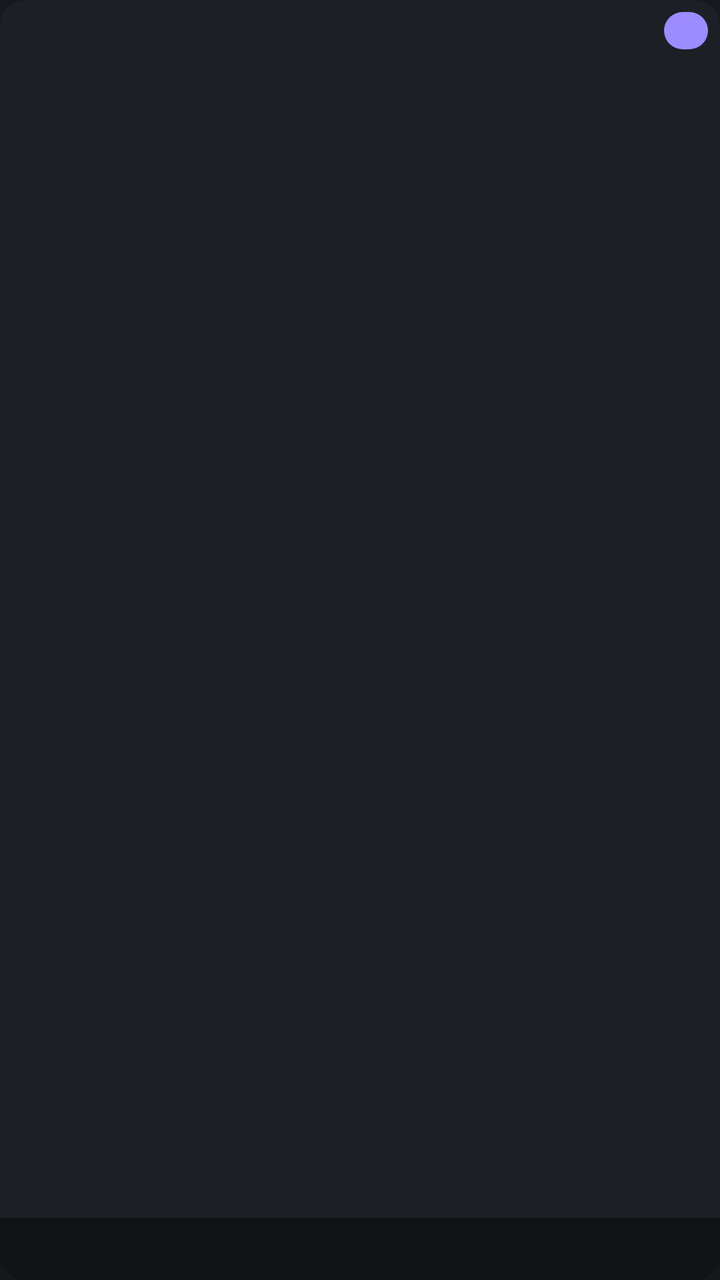
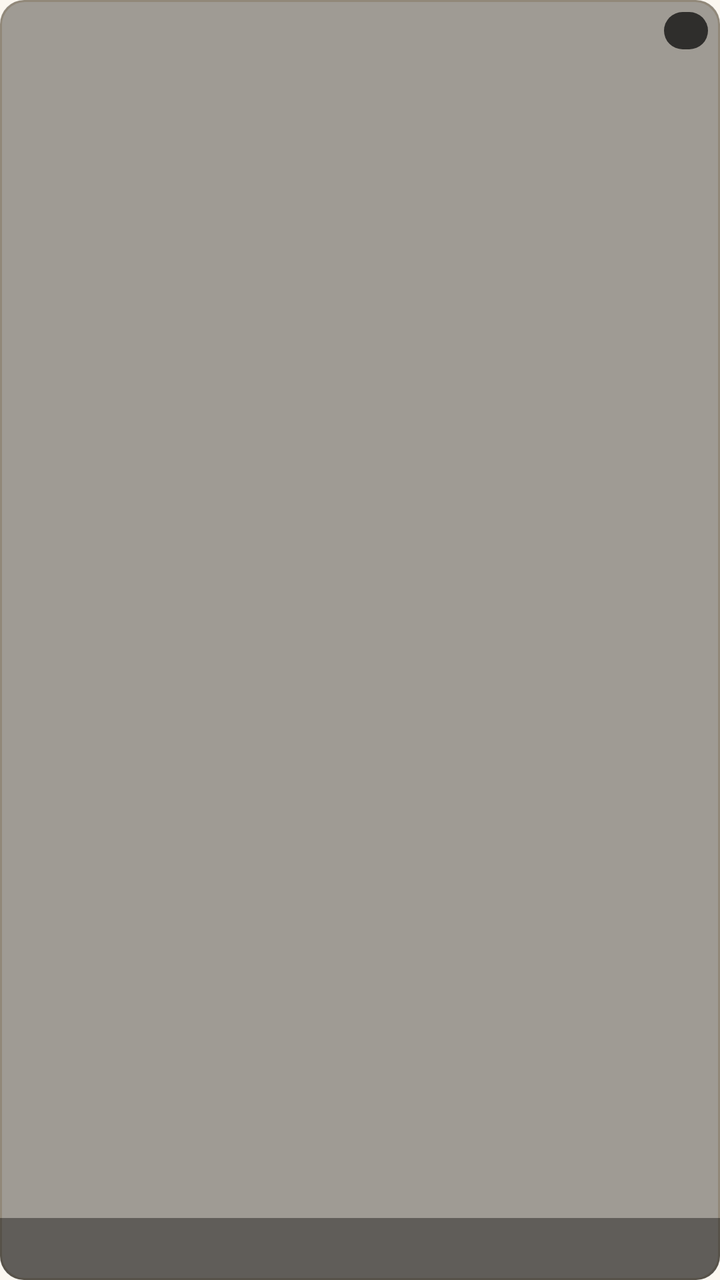

An Android layout rendered at two revisions. The XML below is the earlier revision; the diff shows what the commit changed to produce the second picture.
<!-- AndroidManifest.xml: application theme Theme.MoodBoard -->
<!-- res/layout/item_mood_bucket.xml -->
<?xml version="1.0" encoding="utf-8"?>
<FrameLayout xmlns:android="http://schemas.android.com/apk/res/android"
    android:layout_width="match_parent"
    android:layout_height="140dp"
    android:layout_margin="6dp"
    android:background="@drawable/card_bg"
    android:clipToOutline="true">

    <ImageView
        android:id="@+id/bucketCover"
        android:layout_width="match_parent"
        android:layout_height="match_parent"
        android:scaleType="centerCrop"
        android:contentDescription="@string/cd_mood" />

    <View
        android:layout_width="match_parent"
        android:layout_height="match_parent"
        android:background="#59000000" />

    <TextView
        android:id="@+id/bucketEmoji"
        android:layout_width="wrap_content"
        android:layout_height="wrap_content"
        android:layout_gravity="center"
        android:textSize="34sp" />

    <TextView
        android:id="@+id/bucketLabel"
        android:layout_width="match_parent"
        android:layout_height="wrap_content"
        android:layout_gravity="bottom"
        android:background="#66000000"
        android:gravity="center"
        android:padding="6dp"
        android:textColor="@color/white"
        android:textAppearance="?attr/textAppearanceLabelLarge" />

    <TextView
        android:id="@+id/bucketCount"
        android:layout_width="wrap_content"
        android:layout_height="wrap_content"
        android:layout_gravity="top|end"
        android:layout_margin="6dp"
        android:background="@drawable/mood_btn_bg"
        android:minWidth="22dp"
        android:paddingStart="7dp"
        android:paddingEnd="7dp"
        android:paddingTop="2dp"
        android:paddingBottom="2dp"
        android:gravity="center"
        android:textColor="@color/white"
        android:textAppearance="?attr/textAppearanceLabelSmall" />
</FrameLayout>
<!-- resources referenced by this layout -->
<resources>
  <color name="white">#FFFFFFFF</color>
  <!-- drawable card_bg (drawable) -->
  <shape xmlns:android="http://schemas.android.com/apk/res/android" android:shape="rectangle">
      <solid android:color="@color/md_surface_variant"/><corners android:radius="12dp"/>
  </shape>
  <!-- drawable mood_btn_bg (drawable) -->
  <selector xmlns:android="http://schemas.android.com/apk/res/android">
      <item android:state_pressed="true"><shape android:shape="rectangle"><solid android:color="#FF6A48F0"/><corners android:radius="20dp"/></shape></item>
      <item><shape android:shape="rectangle"><solid android:color="@color/kb_accent"/><corners android:radius="20dp"/></shape></item>
  </selector>
  <string name="cd_mood">Scan mood</string>
  <style name="Theme.MoodBoard" parent="Theme.Material3.DayNight.NoActionBar">
          <item name="colorPrimary">@color/md_primary</item>
          <item name="colorOnPrimary">@color/md_on_primary</item>
          <item name="colorPrimaryContainer">@color/md_primary_container</item>
          <item name="colorOnPrimaryContainer">@color/md_on_primary_container</item>
          <item name="colorSecondary">@color/md_secondary</item>
          <item name="colorOnSecondary">@color/md_on_secondary</item>
          <item name="colorSurface">@color/md_surface</item>
          <item name="colorOnSurface">@color/md_on_surface</item>
          <item name="colorSurfaceVariant">@color/md_surface_variant</item>
          <item name="colorOnSurfaceVariant">@color/md_on_surface_variant</item>
          <item name="colorOutline">@color/md_outline</item>
          <item name="colorOutlineVariant">@color/md_outline_variant</item>
          <item name="colorError">@color/md_error</item>
          <item name="colorOnError">@color/md_on_error</item>
          <item name="android:colorBackground">@color/md_surface</item>
          <item name="android:windowBackground">@color/md_surface</item>
          <item name="colorControlNormal">@color/md_on_surface_variant</item>
          <item name="shapeAppearanceSmallComponent">@style/ShapeAppearance.MoodBoard.Small</item>
          <item name="shapeAppearanceMediumComponent">@style/ShapeAppearance.MoodBoard.Medium</item>
      </style>
  <color name="md_surface_variant">#FF2B2F38</color>
  <color name="kb_accent">@color/md_primary</color>
  <color name="md_primary">#FF9C8CFF</color>
  <color name="md_on_primary">#FF2B1F66</color>
  <color name="md_primary_container">#FF483A99</color>
  <color name="md_on_primary_container">#FFE4DEFF</color>
  <color name="md_secondary">#FFC7C0DD</color>
  <color name="md_on_secondary">#FF302B49</color>
  <color name="md_surface">#FF16181D</color>
  <color name="md_on_surface">#FFE7E7EC</color>
  <color name="md_on_surface_variant">#FFB9BEC9</color>
  <color name="md_outline">#FF8A909C</color>
  <color name="md_outline_variant">#FF3A3F4B</color>
  <color name="md_error">#FFFF6B6B</color>
  <color name="md_on_error">#FF2B0A0A</color>
  <style name="ShapeAppearance.MoodBoard.Small" parent="ShapeAppearance.Material3.SmallComponent">
          <item name="cornerSize">8dp</item>
      </style>
  <style name="ShapeAppearance.MoodBoard.Medium" parent="ShapeAppearance.Material3.MediumComponent">
          <item name="cornerSize">12dp</item>
      </style>
</resources>

<!-- the commit's change to res/layout/item_mood_bucket.xml (unified diff, before → after) -->
@@ -42,7 +42,7 @@
         android:layout_height="wrap_content"
         android:layout_gravity="top|end"
         android:layout_margin="6dp"
-        android:background="@drawable/mood_btn_bg"
+        android:background="@drawable/chip_pill_dark"
         android:minWidth="22dp"
         android:paddingStart="7dp"
         android:paddingEnd="7dp"
<!-- resource entries referenced after the edit -->
@@ -3,13 +3,15 @@
   <color name="white">#FFFFFFFF</color>
   <!-- drawable card_bg (drawable) -->
   <shape xmlns:android="http://schemas.android.com/apk/res/android" android:shape="rectangle">
-      <solid android:color="@color/md_surface_variant"/><corners android:radius="12dp"/>
+      <solid android:color="@color/md_surface_container"/>
+      <corners android:radius="12dp"/>
+      <stroke android:width="1dp" android:color="@color/md_outline_variant"/>
   </shape>
-  <!-- drawable mood_btn_bg (drawable) -->
-  <selector xmlns:android="http://schemas.android.com/apk/res/android">
-      <item android:state_pressed="true"><shape android:shape="rectangle"><solid android:color="#FF6A48F0"/><corners android:radius="20dp"/></shape></item>
-      <item><shape android:shape="rectangle"><solid android:color="@color/kb_accent"/><corners android:radius="20dp"/></shape></item>
-  </selector>
+  <!-- drawable chip_pill_dark (drawable) -->
+  <shape xmlns:android="http://schemas.android.com/apk/res/android" android:shape="rectangle">
+      <solid android:color="#B3000000"/>
+      <corners android:radius="999dp"/>
+  </shape>
   <string name="cd_mood">Scan mood</string>
   <style name="Theme.MoodBoard" parent="Theme.Material3.DayNight.NoActionBar">
           <item name="colorPrimary">@color/md_primary</item>
@@ -32,21 +34,21 @@
           <item name="shapeAppearanceSmallComponent">@style/ShapeAppearance.MoodBoard.Small</item>
           <item name="shapeAppearanceMediumComponent">@style/ShapeAppearance.MoodBoard.Medium</item>
       </style>
-  <color name="md_surface_variant">#FF2B2F38</color>
-  <color name="kb_accent">@color/md_primary</color>
-  <color name="md_primary">#FF9C8CFF</color>
-  <color name="md_on_primary">#FF2B1F66</color>
-  <color name="md_primary_container">#FF483A99</color>
-  <color name="md_on_primary_container">#FFE4DEFF</color>
-  <color name="md_secondary">#FFC7C0DD</color>
-  <color name="md_on_secondary">#FF302B49</color>
-  <color name="md_surface">#FF16181D</color>
-  <color name="md_on_surface">#FFE7E7EC</color>
-  <color name="md_on_surface_variant">#FFB9BEC9</color>
-  <color name="md_outline">#FF8A909C</color>
-  <color name="md_outline_variant">#FF3A3F4B</color>
-  <color name="md_error">#FFFF6B6B</color>
-  <color name="md_on_error">#FF2B0A0A</color>
+  <color name="md_surface_container">#FFF4EEE3</color>
+  <color name="md_surface_variant">#FFF0E6D6</color>
+  <color name="md_primary">#FFA15D0A</color>
+  <color name="md_on_primary">#FFFFFBF3</color>
+  <color name="md_primary_container">#FFFBE4C0</color>
+  <color name="md_on_primary_container">#FF5A3400</color>
+  <color name="md_secondary">#FF8A5A22</color>
+  <color name="md_on_secondary">#FFFFFBF3</color>
+  <color name="md_surface">#FFFBF7F0</color>
+  <color name="md_on_surface">#FF241C12</color>
+  <color name="md_on_surface_variant">#FF6B5D4C</color>
+  <color name="md_outline">#FFA6957C</color>
+  <color name="md_outline_variant">#FFDED0BA</color>
+  <color name="md_error">#FFC22F35</color>
+  <color name="md_on_error">#FFFFFBF3</color>
   <style name="ShapeAppearance.MoodBoard.Small" parent="ShapeAppearance.Material3.SmallComponent">
           <item name="cornerSize">8dp</item>
       </style>
